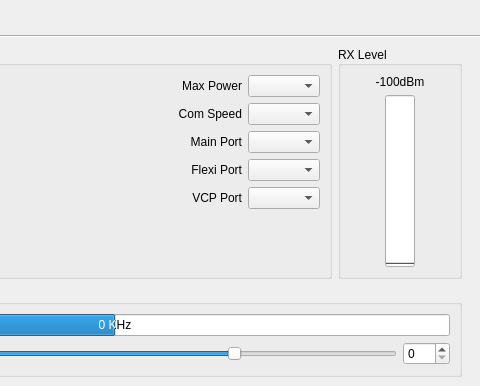
librepilot/LibrePilot, file ground/gcs/src/plugins/config/oplink.ui: the form before one commit; both pictures show x 343 to 823 and y 0 to 386 of the 971 by 652 pixel window.
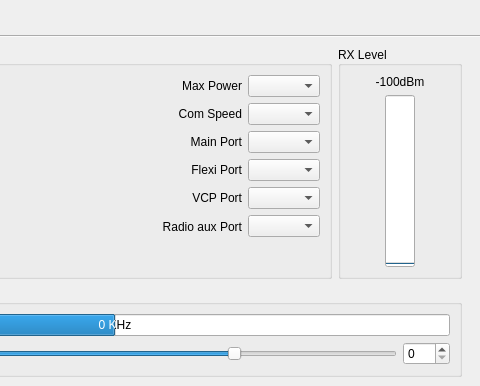
The form after the commit. Icons and pictures are not drawn.

Diff of the .ui file:
```diff
--- a/ground/gcs/src/plugins/config/oplink.ui
+++ b/ground/gcs/src/plugins/config/oplink.ui
@@ -55,8 +55,8 @@
            <rect>
             <x>0</x>
             <y>0</y>
-            <width>947</width>
-            <height>575</height>
+            <width>926</width>
+            <height>647</height>
            </rect>
           </property>
           <layout class="QGridLayout" name="gridLayout">
@@ -672,6 +672,35 @@
                   </property>
                  </widget>
                 </item>
+                <item row="5" column="6">
+                 <widget class="QLabel" name="RadioAuxPortLabel">
+                  <property name="font">
+                   <font>
+                    <weight>50</weight>
+                    <bold>false</bold>
+                   </font>
+                  </property>
+                  <property name="text">
+                   <string>Radio aux Port</string>
+                  </property>
+                  <property name="alignment">
+                   <set>Qt::AlignRight|Qt::AlignTrailing|Qt::AlignVCenter</set>
+                  </property>
+                 </widget>
+                </item>
+                <item row="5" column="7">
+                 <widget class="QComboBox" name="RadioAuxPort">
+                  <property name="maximumSize">
+                   <size>
+                    <width>16777215</width>
+                    <height>16777215</height>
+                   </size>
+                  </property>
+                  <property name="toolTip">
+                   <string>Choose the function for the radio aux virtual com port.</string>
+                  </property>
+                 </widget>
+                </item>
                </layout>
               </widget>
              </item>
```
Left out of the diff: 1 changed line with no effect on the pictures.
